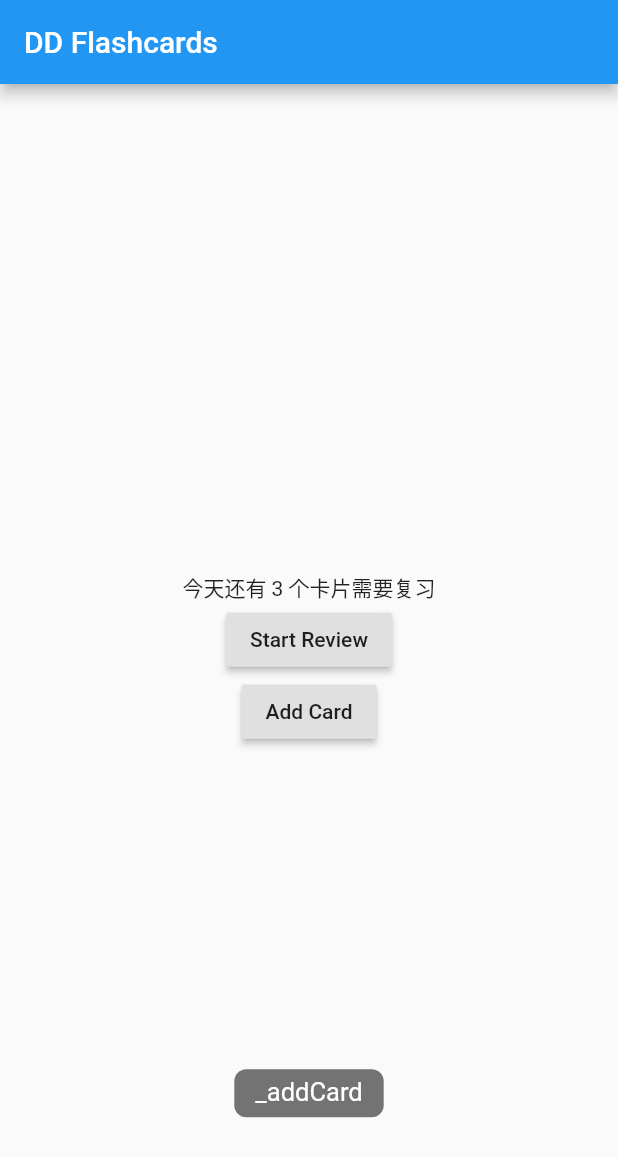
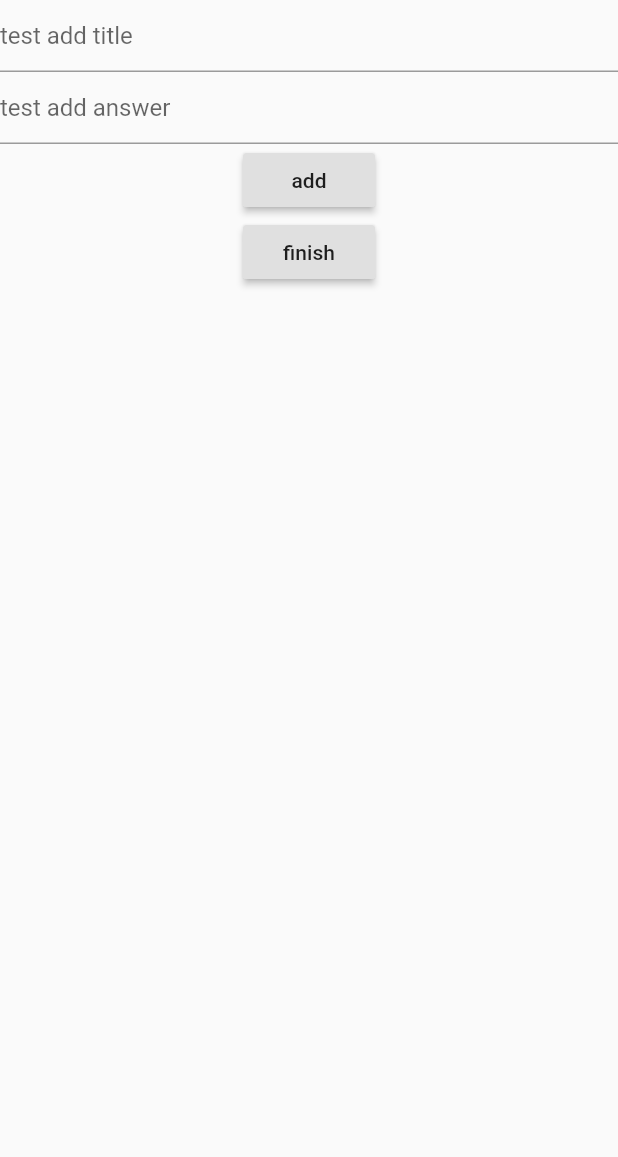
Before and after one commit to sickworm/dd_review, a Flutter app: the screen it shows after launch, after a tap on "Add Card", on a phone screen of 412 x 824 dp. Shown: the top 1157 px of the screen. Run offline on Flutter 3.47's test engine with Material 2 defaults, Android fonts, the phone set to English and light mode, and no system bars; our stand-ins replace bot_toast.

Commit message:
add text card

```diff
--- /dev/null
+++ b/lib/add_card/text_add_card_page.dart
@@ -0,0 +1,51 @@
+import 'package:bot_toast/bot_toast.dart';
+import 'package:dd_review/data/review_data.dart';
+import 'package:dd_review/scheduler/scheduler.dart';
+import 'package:flutter/material.dart';
+import 'package:flutter/widgets.dart';
+
+class TextAddCardPage extends StatefulWidget {
+  @override
+  State<StatefulWidget> createState() {
+    return _TextAddCardPageState();
+  }
+}
+
+class _TextAddCardPageState extends State<TextAddCardPage> {
+  final frontController = TextEditingController();
+  final backController = TextEditingController();
+
+  @override
+  Widget build(BuildContext context) {
+    return Scaffold(
+        resizeToAvoidBottomInset: false,
+        body: SafeArea(
+            child: Center(
+          child: Column(
+            children: [
+              TextField(
+                decoration: InputDecoration(hintText: 'test add title'),
+                controller: frontController,
+              ),
+              TextField(
+                decoration: InputDecoration(hintText: 'test add answer'),
+                controller: backController,
+              ),
+              RaisedButton(onPressed: _onPressed, child: Text('add')),
+              RaisedButton(onPressed: _onFinish, child: Text('finish')),
+            ],
+          ),
+        )));
+  }
+
+  _onPressed() async {
+    final data = ReviewData(ReviewDataFront(frontController.text),
+        ReviewDataBack(backController.text));
+    await reviewScheduler.addReviewData(data);
+    BotToast.showText(text: 'add success');
+  }
+
+  _onFinish() async {
+    Navigator.popUntil(context, ModalRoute.withName('/main'));
+  }
+}
--- a/lib/data/data_manager.dart
+++ b/lib/data/data_manager.dart
@@ -1,17 +1,29 @@
 import 'package:dd_review/data/review_data.dart';
 
 abstract class IDataSource {
+  Future<ReviewData> addData(ReviewData data);
+
   Future<List<ReviewData>> getData();
 }
 
 class DummyDataSource extends IDataSource {
+  final cache = [
+    ReviewData.string('卡片问题 1', '卡片答案 1'),
+    ReviewData.string('卡片问题 2', '卡片答案 2'),
+    ReviewData.string('卡片问题 3', '卡片答案 3')
+  ];
+
   @override
   Future<List<ReviewData>> getData() {
-    return Future.value([
-      ReviewData.string('卡片问题 1', '卡片答案 1'),
-      ReviewData.string('卡片问题 2', '卡片答案 2'),
-      ReviewData.string('卡片问题 3', '卡片答案 3')
-    ]);
+    return Future.value(List.from(cache));
+  }
+
+  @override
+  Future<ReviewData> addData(ReviewData data) {
+    return Future.sync(() {
+      cache.add(data);
+      return;
+    });
   }
 }
 
--- a/lib/main.dart
+++ b/lib/main.dart
@@ -1,4 +1,7 @@
+import 'dart:developer';
+
 import 'package:bot_toast/bot_toast.dart';
+import 'package:dd_review/add_card/text_add_card_page.dart';
 import 'package:dd_review/data/review_data.dart';
 import 'package:dd_review/review/review_finish.dart';
 import 'package:dd_review/scheduler/scheduler.dart';
@@ -18,6 +21,7 @@ final Map<String, MyWidgetBuilder> routes = {
   "/main": (_) => new MyHomePage(),
   "/review": (settings) => new ReviewPage(settings.arguments),
   "/review_finish": (_) => new ReviewFinishPage(),
+  "/add_card_text": (_) => new TextAddCardPage(),
 };
 
 class MyApp extends StatelessWidget {
@@ -82,7 +86,7 @@ class _MyHomePageState extends State<MyHomePage>
   void initState() {
     super.initState();
     reviewScheduler.registerCallback(this);
-    reviewScheduler.getData().then((value) => onUpdate(value));
+    reviewScheduler.getReviewData().then((value) => onUpdate(value));
   }
 
   @override
@@ -99,14 +103,14 @@ class _MyHomePageState extends State<MyHomePage>
   }
 
   void _startReview() async {
-    final data = await reviewScheduler.getData();
+    log('_startReview');
+    final data = await reviewScheduler.getReviewData();
     Navigator.pushNamed(context, '/review', arguments: data);
   }
 
   void _addCard() {
-    setState(() {
-      BotToast.showText(text: "_addCard");
-    });
+    log('_addCard');
+    Navigator.pushNamed(context, '/add_card_text');
   }
 
   @override
--- a/lib/scheduler/scheduler.dart
+++ b/lib/scheduler/scheduler.dart
@@ -1,5 +1,6 @@
-import 'package:dd_review/data/data_manager.dart';
 import 'package:dd_review/data/review_data.dart';
+
+import 'file:///F:/StudioProjects/dd_review/lib/data/data_manager.dart';
 
 abstract class ReviewStatusUpdateCallback {
   onUpdate(List<ReviewData> data);
@@ -26,7 +27,9 @@ mixin _CallbackServer {
 abstract class IReviewScheduler {
   Future<void> init();
 
-  Future<List<ReviewData>> getData();
+  Future<List<ReviewData>> getReviewData();
+
+  Future<void> addReviewData(ReviewData data);
 
   Future<void> onReviewed(ReviewLevel level, ReviewData data);
 }
@@ -43,9 +46,17 @@ class DummyReviewScheduler with _CallbackServer implements IReviewScheduler {
   }
 
   @override
-  Future<List<ReviewData>> getData() async {
+  Future<List<ReviewData>> getReviewData() async {
     await _initJob;
     return List.from(_cache);
+  }
+
+  @override
+  Future<void> addReviewData(ReviewData data) async {
+    await _initJob;
+    await dataManager.addData(data);
+    _cache.add(data);
+    _dispatch(_cache);
   }
 
   @override
```
